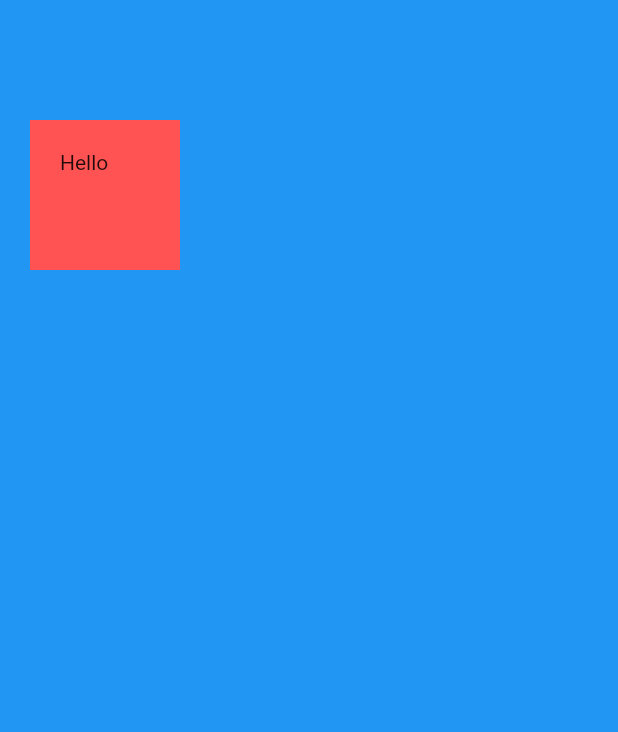
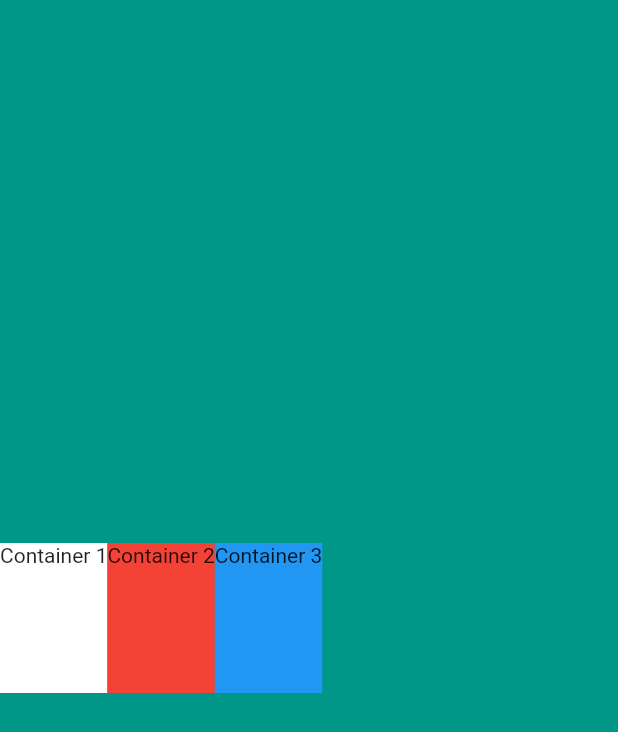
Before and after one commit to ekkk1126/flutter-study, a Flutter app: the screen it shows after launch, on a phone screen of 412 x 824 dp. Shown: the top 732 px of the screen. Run offline on Flutter 3.47's test engine with Material 2 defaults, Android fonts, the phone set to English and light mode, and no system bars; our stand-ins replace fluttertoast.

Commit message:
lecture1 #21 Column and Row Widget Recap

```diff
--- a/by codingchef/container_column_widget_recap/lib/main.dart
+++ b/by codingchef/container_column_widget_recap/lib/main.dart
@@ -19,21 +19,39 @@ class MyApp extends StatelessWidget {
 
 class MyPage extends StatelessWidget {
   const MyPage({super.key});
+
   @override
   Widget build(BuildContext context) {
     return Scaffold(
-      backgroundColor: Colors.blue,
+      backgroundColor: Colors.teal,
       body: SafeArea(
-        child: Container(
-          color: Colors.redAccent,
-          width: 100,
-          height: 100,
-          margin: EdgeInsets.symmetric(
-            vertical: 80,
-            horizontal: 20,
+        child: Center(
+          child: Row(
+            // crossAxisAlignment: CrossAxisAlignment.stretch,
+            children: <Widget>[
+              Container(
+                // width: 100,
+                height: 100,
+                color: Colors.white,
+                child: Text('Container 1'),
+              ),
+              SizedBox(
+                height: 30.0,
+              ),
+              Container(
+                // width: 100,
+                height: 100,
+                color: Colors.red,
+                child: Text('Container 2'),
+              ),
+              Container(
+                // width: 100,
+                height: 100,
+                color: Colors.blue,
+                child: Text('Container 3'),
+              ),
+            ],
           ),
-          padding: EdgeInsets.all(20),
-          child: Text('Hello'),
         ),
       ),
     );
```
